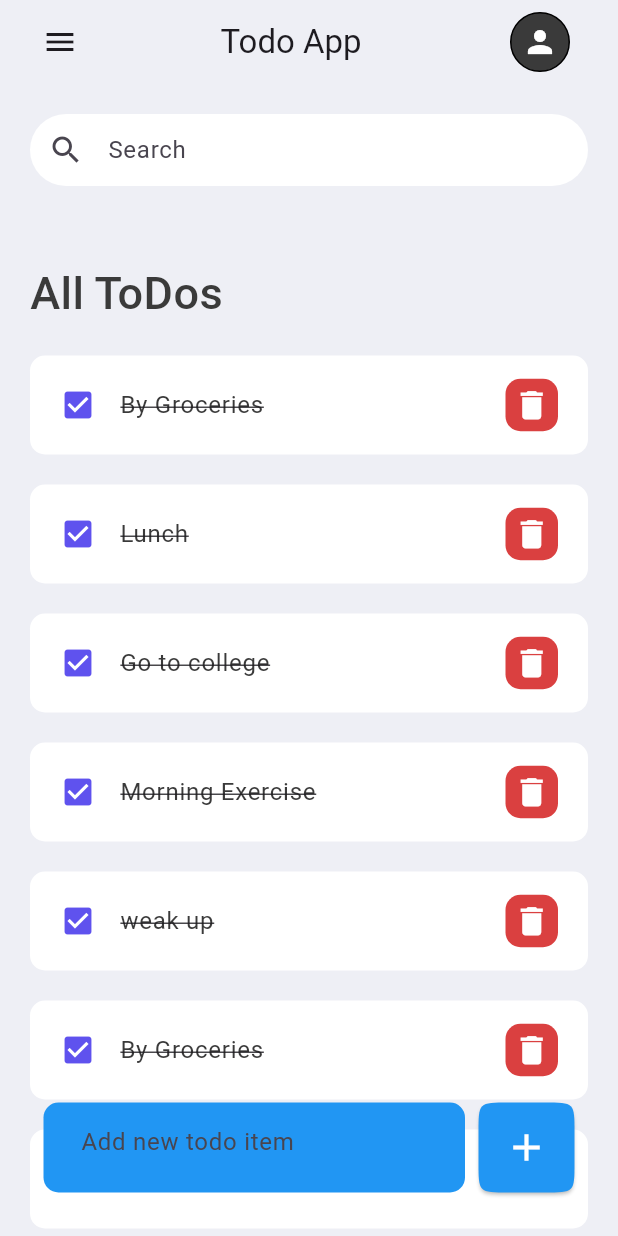
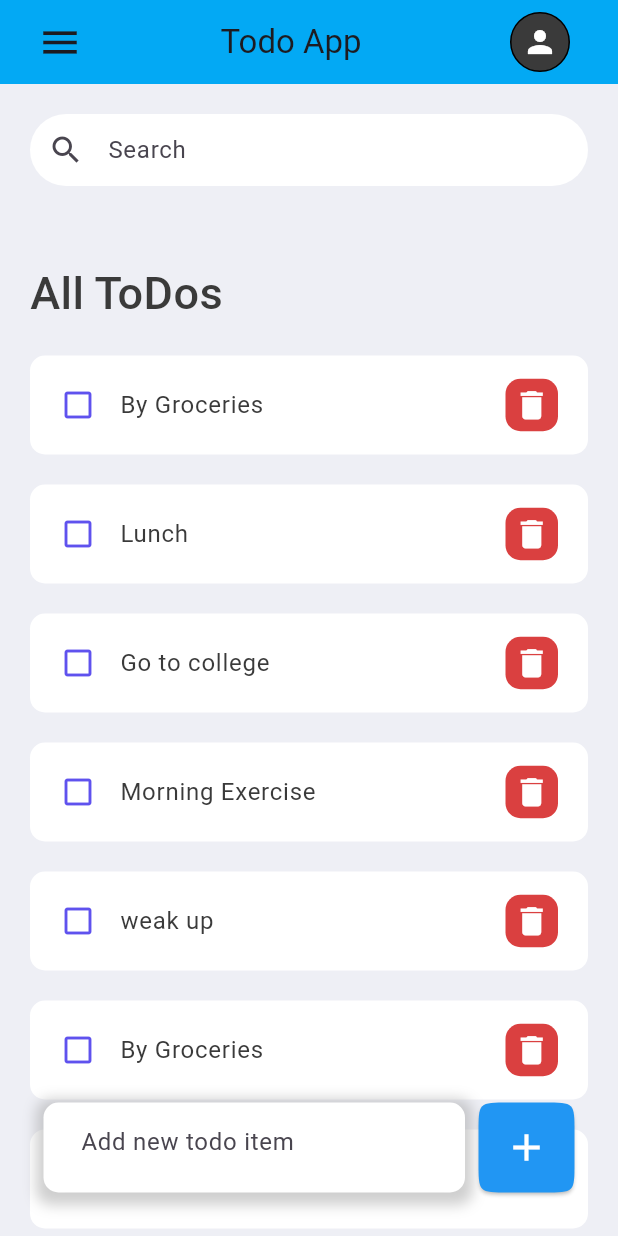
Before and after one commit to rakesh-nv/ToDoApp, a Flutter app: the screen it shows after launch, on a phone screen of 412 x 824 dp. Run offline on Flutter 3.47's test engine with Material 3 defaults, Android fonts, the phone set to English and light mode, and no system bars.

Commit message:
added color to appbar

```diff
--- a/ToDo/lib/Home.dart
+++ b/ToDo/lib/Home.dart
@@ -115,7 +115,7 @@ class _HomeState extends State<Home> {
     return Scaffold(
       backgroundColor: tdBGColor,
       appBar: AppBar(
-        backgroundColor: tdBGColor,
+        backgroundColor: Colors.lightBlue,
         title: Row(
           mainAxisAlignment: MainAxisAlignment.spaceBetween,
           children: [
@@ -133,7 +133,10 @@ class _HomeState extends State<Home> {
                 onPressed: () {
                   Scaffold.of(context).openDrawer();
                 },
-                icon: Icon(Icons.menu),
+                icon: const Icon(
+                  Icons.menu,
+                  size: 30,
+                ),
               );
             }),
             const Text('Todo App'),
@@ -223,8 +226,17 @@ class _HomeState extends State<Home> {
                                 right: 9,
                               ),
                               decoration: BoxDecoration(
-                                  borderRadius: BorderRadius.circular(10),
-                                  color: Colors.blue),
+                                boxShadow: [
+                                  BoxShadow(
+                                    color: Colors.grey.withOpacity(0.5),
+                                    spreadRadius: 5,
+                                    blurRadius: 7,
+                                    offset: Offset(0, 3)
+                                  )
+                                ],
+                                borderRadius: BorderRadius.circular(10),
+                                color: Colors.white,
+                              ),
                               child: Padding(
                                 padding: const EdgeInsets.all(9),
                                 child: TextField(
--- a/ToDo/lib/model/todo.dart
+++ b/ToDo/lib/model/todo.dart
@@ -11,16 +11,16 @@ class ToDo {
 
   static List<ToDo> todoList() {
     return [
-       ToDo(id: '01', todoText: 'weak up', isDone: true),
-       ToDo(id: '02', todoText: 'Morning Exercise',isDone: true),
-      ToDo(id: '03', todoText: 'Go to college',isDone: true),
-      ToDo(id: '04', todoText: 'Lunch',isDone: true),
-      ToDo(id: '05', todoText: 'By Groceries',isDone: true),
-      ToDo(id: '06', todoText: 'weak up', isDone: true),
-      ToDo(id: '07', todoText: 'Morning Exercise',isDone: true),
-      ToDo(id: '08', todoText: 'Go to college',isDone: true),
-      ToDo(id: '09', todoText: 'Lunch',isDone: true),
-      ToDo(id: '10', todoText: 'By Groceries',isDone: true)
+       ToDo(id: '01', todoText: 'weak up'),
+       ToDo(id: '02', todoText: 'Morning Exercise'),
+      ToDo(id: '03', todoText: 'Go to college'),
+      ToDo(id: '04', todoText: 'Lunch'),
+      ToDo(id: '05', todoText: 'By Groceries'),
+      ToDo(id: '06', todoText: 'weak up'),
+      ToDo(id: '07', todoText: 'Morning Exercise'),
+      ToDo(id: '08', todoText: 'Go to college'),
+      ToDo(id: '09', todoText: 'Lunch'),
+      ToDo(id: '10', todoText: 'By Groceries')
     ];
   }
 }
```
